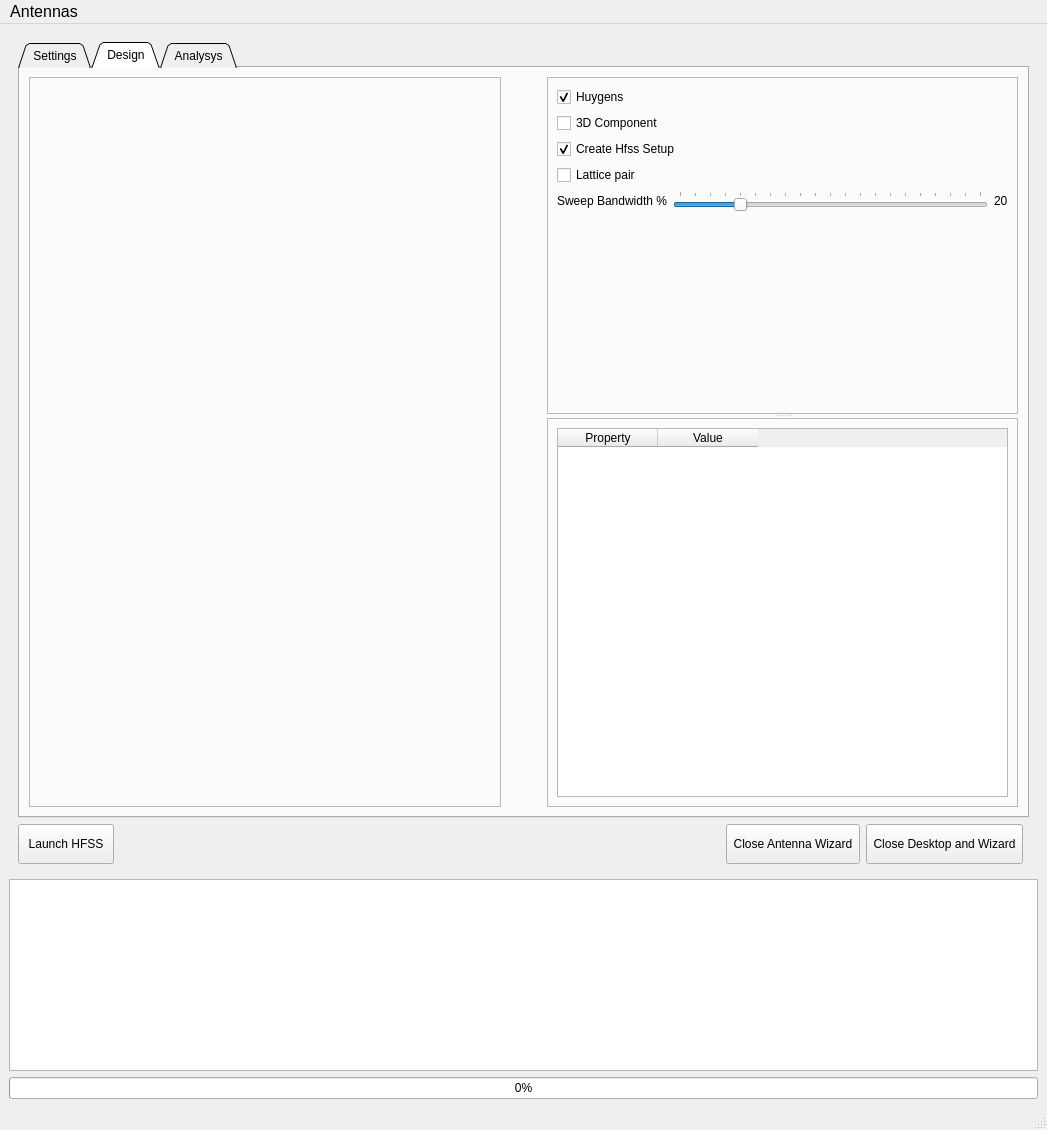
Before: the Qt Designer form src/ansys/aedt/toolkits/antennas/ui/antenna_toolkit.ui in ansys/pyaedt-toolkits-antenna, drawn with Qt 5.
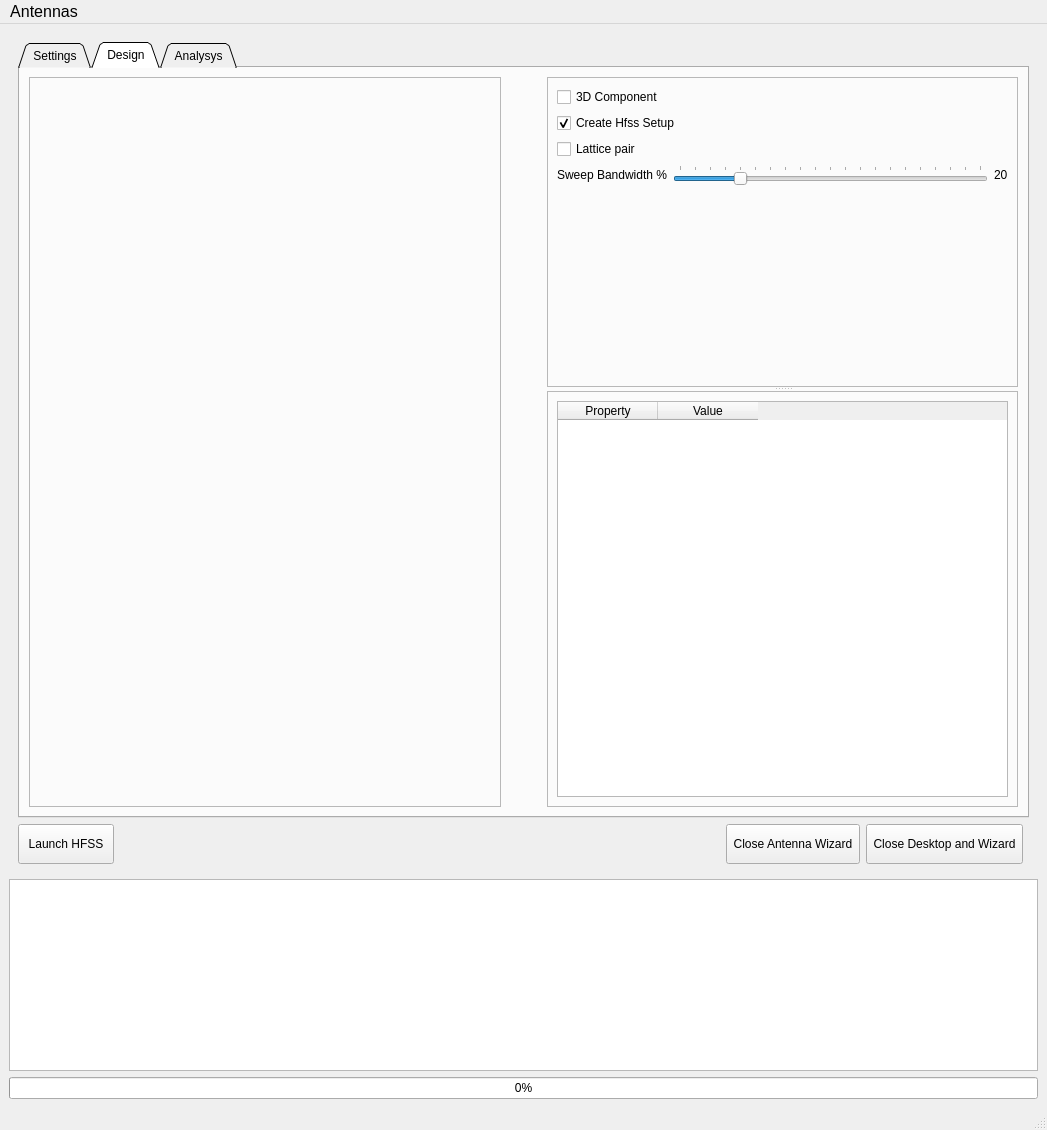
After: the same form once the commit is applied. The open tabs and pages were chosen to show the change.

Commit message: Conical archimedean spiral Remove Huygens option

Patch:
```diff
--- a/src/ansys/aedt/toolkits/antennas/ui/antenna_toolkit.ui
+++ b/src/ansys/aedt/toolkits/antennas/ui/antenna_toolkit.ui
@@ -571,50 +571,7 @@
                     </layout>
                    </item>
                    <item row="0" column="0">
-                    <layout class="QHBoxLayout" name="horizontalLayout_18">
-                     <item>
-                      <widget class="QCheckBox" name="huygens">
-                       <property name="text">
-                        <string>Huygens</string>
-                       </property>
-                       <property name="checked">
-                        <bool>true</bool>
-                       </property>
-                      </widget>
-                     </item>
-                     <item>
-                      <spacer name="horizontalSpacer_23">
-                       <property name="orientation">
-                        <enum>Qt::Horizontal</enum>
-                       </property>
-                       <property name="sizeType">
-                        <enum>QSizePolicy::Expanding</enum>
-                       </property>
-                       <property name="sizeHint" stdset="0">
-                        <size>
-                         <width>107</width>
-                         <height>20</height>
-                        </size>
-                       </property>
-                      </spacer>
-                     </item>
-                     <item>
-                      <spacer name="horizontalSpacer_24">
-                       <property name="orientation">
-                        <enum>Qt::Horizontal</enum>
-                       </property>
-                       <property name="sizeType">
-                        <enum>QSizePolicy::Fixed</enum>
-                       </property>
-                       <property name="sizeHint" stdset="0">
-                        <size>
-                         <width>40</width>
-                         <height>20</height>
-                        </size>
-                       </property>
-                      </spacer>
-                     </item>
-                    </layout>
+                    <layout class="QHBoxLayout" name="horizontalLayout_18"/>
                    </item>
                    <item row="5" column="0">
                     <layout class="QHBoxLayout" name="horizontalLayout_6">
```
Left out of the diff: 2 changed lines with no effect on the pictures. The commit also changes 5 other files.
